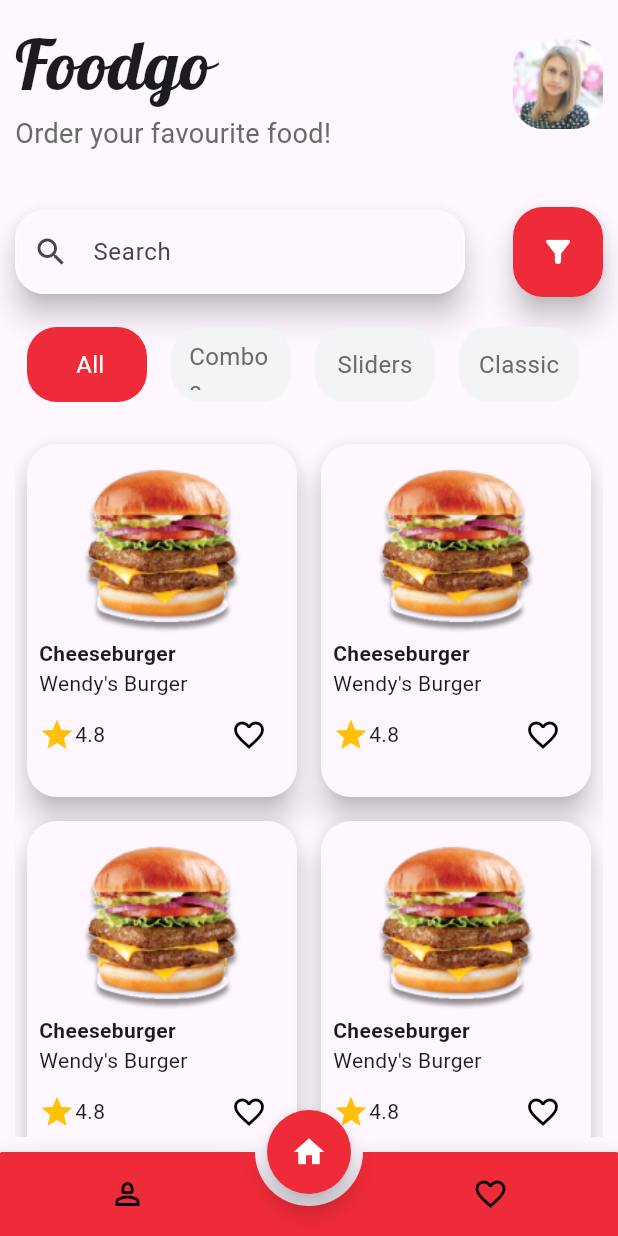
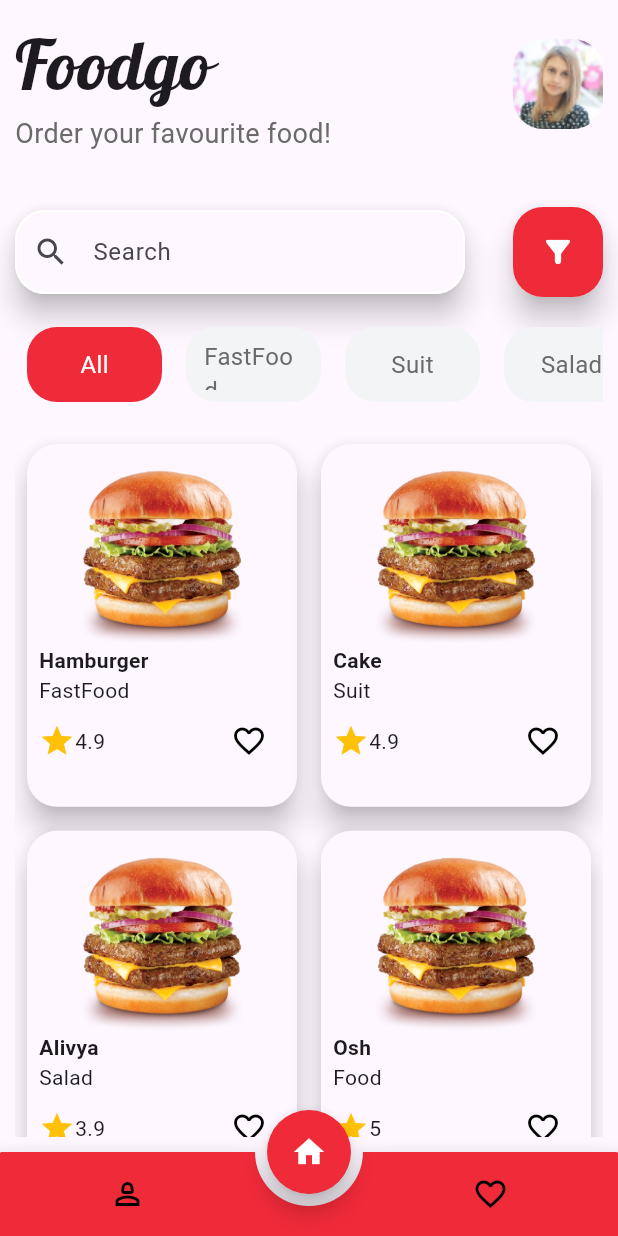
Before and after one commit to SanjarbekFayzullayev/FoodGoApp, a Flutter app: the screen it shows after launch, on a phone screen of 412 x 824 dp. Run offline on Flutter 3.47's test engine with Material 3 defaults, Android fonts, the phone set to English and light mode, and no system bars; drawn by our look-alikes of animated_bottom_navigation_bar.

Commit message:
tyupes add

```diff
--- a/lib/details_page.dart
+++ b/lib/details_page.dart
@@ -1,7 +1,19 @@
 import 'package:flutter/material.dart';
 
 class DetailsPage extends StatelessWidget {
-  const DetailsPage({Key? key}) : super(key: key);
+  String? name;
+  String? description;
+  String? imgUrl;
+  String? minutes;
+  String? reting;
+
+  DetailsPage(
+      {this.name,
+      this.description,
+      this.imgUrl,
+      this.minutes,
+      this.reting,
+      super.key});
 
   @override
   Widget build(BuildContext context) {
@@ -33,9 +45,9 @@ class DetailsPage extends StatelessWidget {
                   ),
                 ],
               ),
-              Image.asset("assets/images/food_detail.png"),
+              Image.asset(imgUrl!),
               Text(
-                "Cheeseburger Wendy's Burger",
+                name!,
                 style: TextStyle(
                     color: Color(0xff3C2F2F),
                     fontSize: 26,
@@ -48,17 +60,17 @@ class DetailsPage extends StatelessWidget {
                 children: [
                   Icon(Icons.star, color: Colors.amber, size: 20),
                   Text(
-                    "4.9",
+                    reting!,
                     style: TextStyle(color: Colors.grey, fontSize: 16),
                   ),
                   SizedBox(width: 16),
-                  Text("26 mins",
+                  Text(minutes!,
                       style: TextStyle(color: Colors.grey, fontSize: 16)),
                 ],
               ),
               const SizedBox(height: 12),
               Text(
-                "The Cheeseburger Wendy's Burger is a classic fast food burger that packs a punch of flavor in every bite. Made with a juicy beef patty cooked to perfection, it's topped with melted American cheese, crispy lettuce, ripe tomato, and crunchy pickles.",
+                description!,
                 style: TextStyle(fontSize: 18, color: Colors.grey),
               ),
             ],
--- a/lib/home_page.dart
+++ b/lib/home_page.dart
@@ -1,5 +1,6 @@
 import 'package:flutter/material.dart';
 import 'package:food_app/details_page.dart';
+import 'package:food_app/model/foods_model.dart';
 import 'package:food_app/profile_page.dart';
 
 class HomePage extends StatefulWidget {
@@ -50,7 +51,9 @@ class _HomePageState extends State<HomePage> {
                       Navigator.push(
                           context,
                           MaterialPageRoute(
-                            builder: (context) => ProfilePage(isNavigation: true,),
+                            builder: (context) => ProfilePage(
+                              isNavigation: true,
+                            ),
                           ));
                     },
                     child: Container(
@@ -127,7 +130,7 @@ class _HomePageState extends State<HomePage> {
                 height: 50,
                 child: ListView.builder(
                   scrollDirection: Axis.horizontal,
-                  itemCount: type.length,
+                  itemCount: FoodsModel.types.length,
                   itemBuilder: (context, index) {
                     return Padding(
                       padding: const EdgeInsets.only(right: 8.0, left: 8),
@@ -137,7 +140,7 @@ class _HomePageState extends State<HomePage> {
                           setState(() {});
                         },
                         child: Container(
-                          width: 80,
+                          width: 90,
                           alignment: Alignment.center,
                           decoration: BoxDecoration(
                             color: selectedIndex == index
@@ -149,7 +152,7 @@ class _HomePageState extends State<HomePage> {
                             padding: const EdgeInsets.only(
                                 bottom: 8.0, top: 8, left: 12, right: 12),
                             child: Text(
-                              type[index],
+                              FoodsModel.types[index],
                               style: TextStyle(
                                   color: selectedIndex == index
                                       ? Colors.white
@@ -168,18 +171,34 @@ class _HomePageState extends State<HomePage> {
               ),
               Expanded(
                 child: GridView.builder(
+
+                  itemCount:FoodsModel.types[selectedIndex]=="All"?FoodsModel.data.length : FoodsModel.data.where((food) =>
+                  food.type == FoodsModel.types[selectedIndex]).length,
                   gridDelegate: SliverGridDelegateWithFixedCrossAxisCount(
-                      crossAxisCount: 2, childAspectRatio: 0.78),
+                      crossAxisCount: 2,
+                      childAspectRatio: 0.76
+                  ),
                   itemBuilder: (context, index) {
+                    var filteredList = FoodsModel.types[selectedIndex]=="All"?FoodsModel.data: FoodsModel.data
+                        .where((food) => food.type == FoodsModel.types[selectedIndex])
+                        .toList();
+
                     return Padding(
                       padding: const EdgeInsets.all(8.0),
                       child: GestureDetector(
                         onTap: () {
                           Navigator.push(
-                              context,
-                              MaterialPageRoute(
-                                builder: (context) => DetailsPage(),
-                              ));
+                            context,
+                            MaterialPageRoute(
+                              builder: (context) => DetailsPage(
+                                name: filteredList[index].name,
+                                description: filteredList[index].description,
+                                imgUrl: filteredList[index].imgUrl,
+                                minutes: filteredList[index].minutes,
+                                reting: filteredList[index].reting,
+                              ),
+                            ),
+                          );
                         },
                         child: Material(
                           borderRadius: BorderRadius.circular(20),
@@ -190,43 +209,36 @@ class _HomePageState extends State<HomePage> {
                               crossAxisAlignment: CrossAxisAlignment.start,
                               children: [
                                 Center(
-                                    child: Image.asset(
-                                  "assets/images/food.png",
-                                  width: 120,
-                                )),
+                                  child: Image.asset(
+                                    filteredList[index].imgUrl,
+                                    width: 120,
+                                  ),
+                                ),
                                 Column(
                                   crossAxisAlignment: CrossAxisAlignment.start,
                                   children: [
                                     Text(
-                                      "Cheeseburger",
-                                      style: TextStyle(
-                                          fontWeight: FontWeight.bold),
+                                      filteredList[index].name,
+                                      style: TextStyle(fontWeight: FontWeight.bold),
                                     ),
-                                    Text("Wendy's Burger"),
+                                    Text(filteredList[index].type),
                                   ],
                                 ),
                                 Row(
-                                  mainAxisAlignment:
-                                      MainAxisAlignment.spaceBetween,
+                                  mainAxisAlignment: MainAxisAlignment.spaceBetween,
                                   children: [
                                     Row(
                                       children: [
-                                        Icon(
-                                          Icons.star,
-                                          color: Colors.amber,
-                                        ),
-                                        Text("4.8"),
+                                        Icon(Icons.star, color: Colors.amber),
+                                        Text(filteredList[index].reting),
                                       ],
                                     ),
                                     IconButton(
                                       onPressed: () {},
-                                      icon: Icon(
-                                        Icons.favorite_border,
-                                        color: Colors.black,
-                                      ),
-                                    )
+                                      icon: Icon(Icons.favorite_border, color: Colors.black),
+                                    ),
                                   ],
-                                )
+                                ),
                               ],
                             ),
                           ),
@@ -236,6 +248,7 @@ class _HomePageState extends State<HomePage> {
                   },
                 ),
               ),
+
             ],
           ),
         ),
--- /dev/null
+++ b/lib/model/foods_model.dart
@@ -0,0 +1,66 @@
+class FoodsModel {
+  int id;
+  String type;
+  String name;
+  String description;
+  String imgUrl;
+  String reting;
+  String minutes;
+
+  FoodsModel(
+      {required this.id,
+      required this.type,
+      required this.name,
+      required this.description,
+      required this.imgUrl,
+      required this.reting,
+      required this.minutes});
+static List<String> types=["All","FastFood","Suit","Salad","Food"];
+  static List<FoodsModel> data = [
+    FoodsModel(
+        id: 1,
+        type: types[1],
+        name: "Hamburger",
+        description:
+        "It is  fast food  It is  fast food  It is  fast food  It is  fast food  ",
+        imgUrl: "assets/images/food_detail.png",
+        reting: "4.9",
+        minutes: "5 min"),
+    FoodsModel(
+        id: 2,
+        type: types[2],
+        name: "Cake",
+        description:
+        "It is  fast food  It is  fast food  It is  fast food  It is  fast food  ",
+        imgUrl: "assets/images/food_detail.png",
+        reting: "4.9",
+        minutes: "30 min"),
+    FoodsModel(
+        id: 3,
+        type: types[3],
+        name: "Alivya",
+        description:
+        "It is  fast food  It is  fast food  It is  fast food  It is  fast food  ",
+        imgUrl: "assets/images/food_detail.png",
+        reting: "3.9",
+        minutes: "30 min"),
+    FoodsModel(
+        id: 4,
+        type: types[4],
+        name: "Osh",
+        description:
+        "It is  fast food  It is  fast food  It is  fast food  It is  fast food  ",
+        imgUrl: "assets/images/food_detail.png",
+        reting: "5",
+        minutes: "50 min"),
+    FoodsModel(
+        id: 5,
+        type: types[4],
+        name: "Osh",
+        description:
+        "It is  fast food  It is  fast food  It is  fast food  It is  fast food  ",
+        imgUrl: "assets/images/food_detail.png",
+        reting: "5",
+        minutes: "50 min"),
+  ];
+}
```
